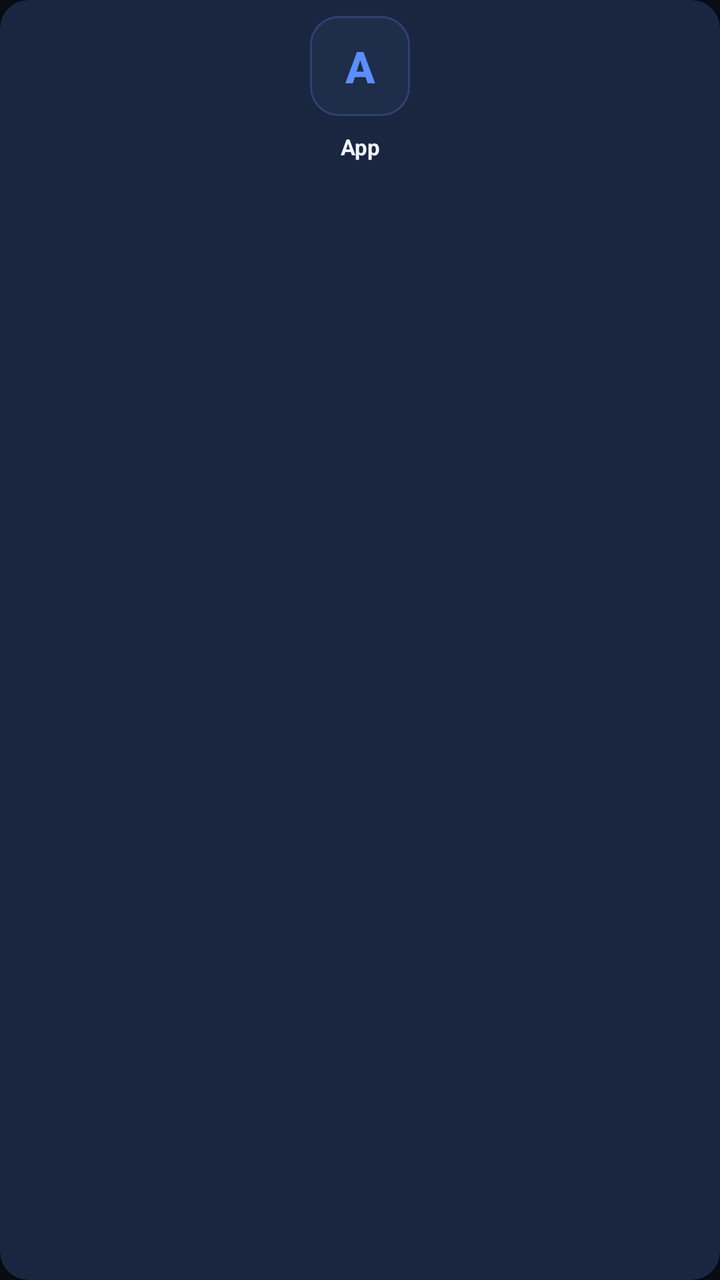
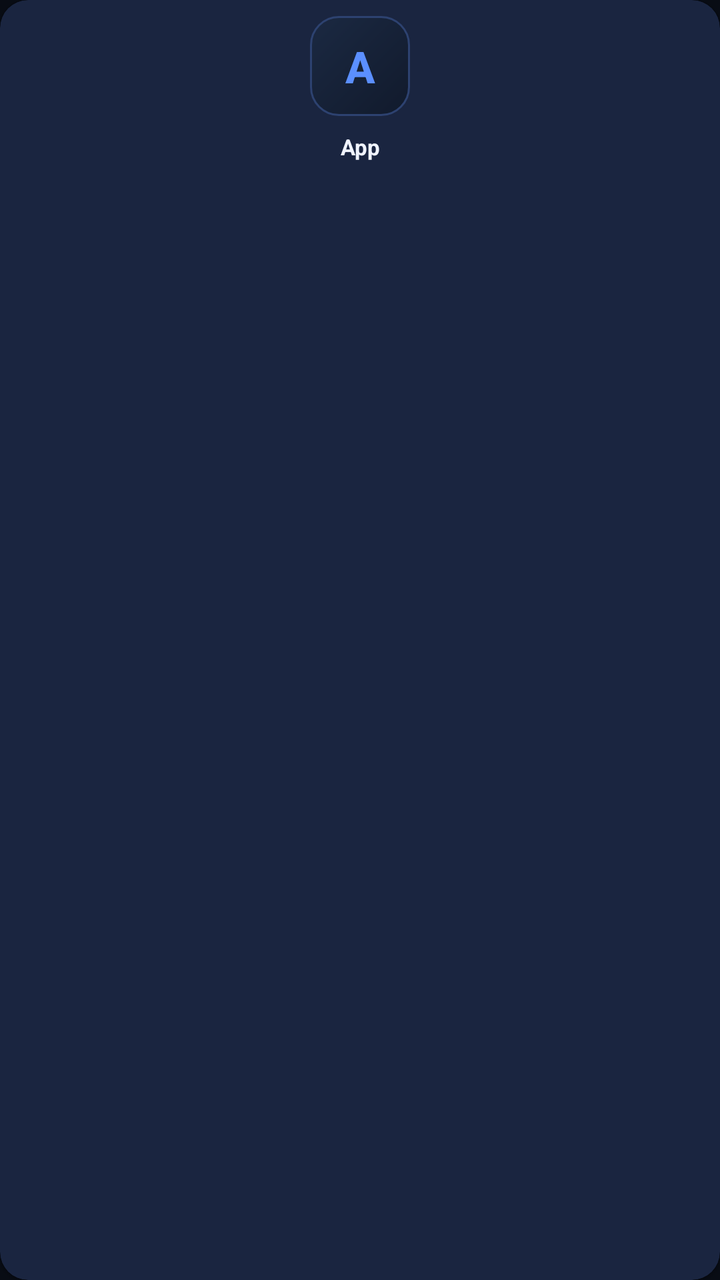

Compare the two renders of this Android layout. The source of the first and the diff that turns it into the second are given below.
<!-- AndroidManifest.xml: application theme Theme.EZBox -->
<!-- res/layout/item_app_library.xml -->
<?xml version="1.0" encoding="utf-8"?>
<com.google.android.material.card.MaterialCardView xmlns:android="http://schemas.android.com/apk/res/android"
    xmlns:app="http://schemas.android.com/apk/res-auto"
    android:id="@+id/appCard"
    android:layout_width="90dp"
    android:layout_height="110dp"
    android:layout_margin="6dp"
    app:cardCornerRadius="14dp"
    app:cardBackgroundColor="@color/ezos_card_glass"
    app:cardElevation="1dp"
    app:contentPadding="8dp">

    <LinearLayout
        android:layout_width="match_parent"
        android:layout_height="wrap_content"
        android:orientation="vertical"
        android:gravity="center">

        <FrameLayout
            android:layout_width="50dp"
            android:layout_height="50dp"
            android:layout_marginBottom="8dp">

            <TextView
                android:id="@+id/tvAppIcon"
                android:layout_width="match_parent"
                android:layout_height="match_parent"
                android:text="A"
                android:textColor="@color/ezos_accent"
                android:textSize="22sp"
                android:textStyle="bold"
                android:fontFamily="sans-serif-medium"
                android:background="@drawable/card_glow_bg"
                android:gravity="center" />
        </FrameLayout>

        <TextView
            android:id="@+id/tvAppName"
            android:layout_width="wrap_content"
            android:layout_height="wrap_content"
            android:text="App"
            android:textColor="@color/ezos_text_primary"
            android:textSize="11sp"
            android:textStyle="bold"
            android:maxLines="1"
            android:ellipsize="end"
            android:gravity="center" />
    </LinearLayout>
</com.google.android.material.card.MaterialCardView>
<!-- resources referenced by this layout -->
<resources>
  <color name="ezos_accent">#5B8FFF</color>
  <color name="ezos_card_glass">#1A2540</color>
  <color name="ezos_text_primary">#F0F4FF</color>
  <!-- drawable card_glow_bg (drawable) -->
  <?xml version="1.0" encoding="utf-8"?>
  <shape xmlns:android="http://schemas.android.com/apk/res/android">
      <solid android:color="#1E2D4A" />
      <corners android:radius="14dp" />
      <stroke android:width="1dp" android:color="#2D4270" />
  </shape>
  <style name="Theme.EZBox" parent="Theme.MaterialComponents.NoActionBar">
          <item name="android:windowBackground">@color/ezos_bg_base</item>
          <item name="colorPrimary">@color/ezos_accent_gradient_start</item>
          <item name="colorPrimaryVariant">@color/ezos_accent_gradient_end</item>
          <item name="colorOnPrimary">@color/ezos_text_primary</item>
          <item name="colorSecondary">@color/ezos_accent</item>
          <item name="colorOnSecondary">@color/ezos_text_primary</item>
          <item name="android:textColorPrimary">@color/ezos_text_primary</item>
          <item name="android:textColorSecondary">@color/ezos_text_secondary</item>
          <item name="bottomNavigationStyle">@style/EZBox.BottomNav</item>
          <item name="colorControlNormal">@color/ezos_text_secondary</item>
          <item name="colorControlActivated">@color/ezos_accent</item>
          <item name="colorControlHighlight">@color/ezos_accent</item>
          <item name="android:statusBarColor">@color/ezos_bg_base</item>
          <item name="android:navigationBarColor">@color/ezos_bg_base</item>
      </style>
  <color name="ezos_bg_base">#080C14</color>
  <color name="ezos_accent_gradient_start">#5B8FFF</color>
  <color name="ezos_accent_gradient_end">#8B5CF6</color>
  <color name="ezos_text_secondary">#8892B0</color>
  <style name="EZBox.BottomNav" parent="Widget.MaterialComponents.BottomNavigationView">
          <item name="itemIconTint">@color/nav_icon_tint</item>
          <item name="itemTextColor">@color/nav_icon_tint</item>
          <item name="itemRippleColor">@color/ezos_accent</item>
          <item name="android:background">@drawable/nav_pill_bg</item>
      </style>
  <!-- drawable nav_pill_bg (drawable) -->
  <?xml version="1.0" encoding="utf-8"?>
  <shape xmlns:android="http://schemas.android.com/apk/res/android">
      <solid android:color="#E61A2540" />
      <corners android:radius="32dp" />
      <stroke android:width="1dp" android:color="@color/ezos_card_border" />
  </shape>
  <color name="ezos_card_border">#1E2D4A</color>
</resources>

<!-- the commit's change to res/layout/item_app_library.xml (unified diff, before → after) -->
@@ -30,7 +30,7 @@
                 android:textSize="22sp"
                 android:textStyle="bold"
                 android:fontFamily="sans-serif-medium"
-                android:background="@drawable/card_glow_bg"
+                android:background="@drawable/ez_card"
                 android:gravity="center" />
         </FrameLayout>
 
<!-- resource entries referenced after the edit -->
@@ -3,10 +3,13 @@
   <color name="ezos_accent">#5B8FFF</color>
   <color name="ezos_card_glass">#1A2540</color>
   <color name="ezos_text_primary">#F0F4FF</color>
-  <!-- drawable card_glow_bg (drawable) -->
+  <!-- drawable ez_card (drawable) -->
   <?xml version="1.0" encoding="utf-8"?>
   <shape xmlns:android="http://schemas.android.com/apk/res/android">
-      <solid android:color="#1E2D4A" />
+      <gradient
+          android:angle="315"
+          android:startColor="#1B2942"
+          android:endColor="#111A2C" />
       <corners android:radius="14dp" />
       <stroke android:width="1dp" android:color="#2D4270" />
   </shape>
